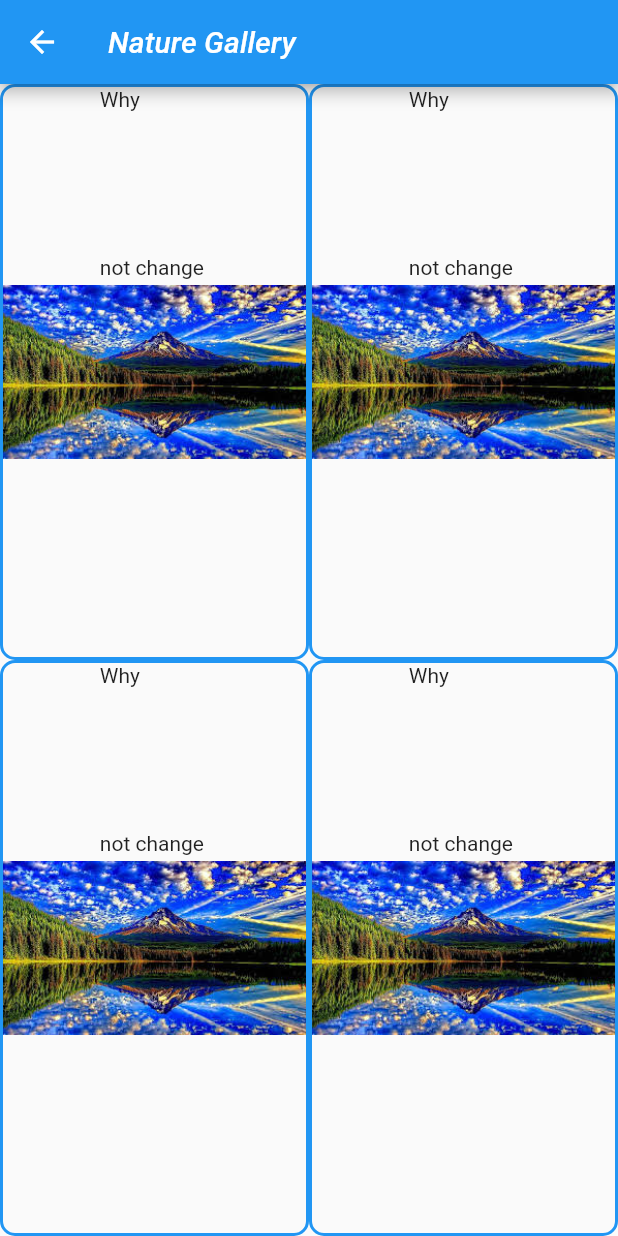
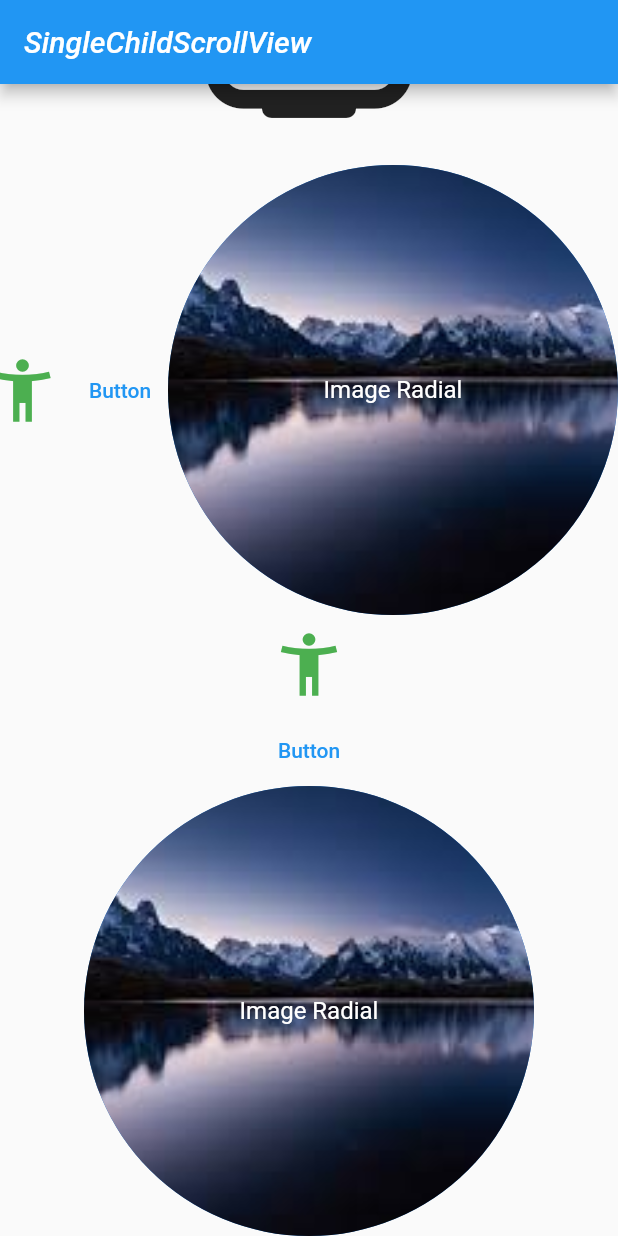
Before and after one commit to aditya995/flutterPractice, a Flutter app: the screen it shows after launch, on a phone screen of 412 x 824 dp. Run offline on Flutter 3.47's test engine with Material 2 defaults, Android fonts, the phone set to English and light mode, and no system bars.

Commit message:
Class_11

```diff
--- a/practice_app/lib/main.dart
+++ b/practice_app/lib/main.dart
@@ -1,6 +1,7 @@
 import 'package:flutter/material.dart';
 
 import 'loading_screen.dart';
+import 'single_child_scroll_view.dart';
 
 void main() {
   runApp(const MyApp());
@@ -12,10 +13,11 @@ class MyApp extends StatelessWidget {
   // This widget is the root of your application.
   @override
   Widget build(BuildContext context) {
-    return MaterialApp(
+    return const MaterialApp(
       debugShowCheckedModeBanner: false,
       title: 'Nature Gallery',
-      home: const LoadingScreen(),
+      home: MySingleChildScrollView(),
+      // home: LoadingScreen(),
     );
   }
 }
--- a/practice_app/lib/my_frame.dart
+++ b/practice_app/lib/my_frame.dart
@@ -1,10 +1,11 @@
 import 'package:flutter/material.dart';
-import 'main.dart';
 
 class MyFrame extends StatelessWidget {
-  const MyFrame({required String str, Key? key}) : super(key: key);
-// TODO:: Change this getter !!!
-  String get str => 'Why \n\n\n\n\n\n\nnot change ';
+  final String str;
+  final String imgAdd;
+  const MyFrame(
+      {required String this.str, required String this.imgAdd, Key? key})
+      : super(key: key);
 
   @override
   Widget build(BuildContext context) {
@@ -13,16 +14,26 @@ class MyFrame extends StatelessWidget {
     var heightS = screenSize.height;
     //String str = str;
     return Container(
+      // margin: EdgeInsets.symmetric(
+      //   horizontal: widthS / 30,
+      //   vertical: heightS / 30,
+      // ),
       width: widthS / 2,
       height: heightS / 2,
       decoration: BoxDecoration(
-        border: Border.all(width: 2, color: Colors.blue),
+        border: Border.all(width: 5, color: Colors.blue),
         borderRadius: BorderRadius.all(Radius.circular(10)),
-        image: DecorationImage(image: AssetImage('files/images/1.jpg')),
+        image: DecorationImage(image: AssetImage(imgAdd)),
       ),
       child: Column(
         children: [
-          Text(str),
+          Text(
+            str,
+            style: TextStyle(
+              color: Colors.black38,
+              backgroundColor: Colors.blue,
+            ),
+          ),
           // Image.asset(
           //   'files/images/1.jpg',
           //   color: Colors.amber[600],
--- /dev/null
+++ b/practice_app/lib/single_child_scroll_view.dart
@@ -0,0 +1,96 @@
+import 'package:flutter/material.dart';
+
+class MySingleChildScrollView extends StatelessWidget {
+  const MySingleChildScrollView({Key? key}) : super(key: key);
+  @override
+  Widget build(BuildContext context) {
+    return Scaffold(
+        appBar: AppBar(
+          title: const Text(
+            'SingleChildScrollView',
+            style: TextStyle(fontStyle: FontStyle.italic),
+          ),
+        ),
+        //backgroundColor: Colors.white,
+        body: SingleChildScrollView(
+          reverse: true, // Scroll to top or bottom
+          child: Column(children: [
+            Container(
+              height: 400,
+              color: Colors.amber,
+            ),
+            Container(
+              height: 400,
+              color: Colors.red,
+            ),
+            Icon(
+              Icons.home_max_rounded,
+              size: 100,
+              color: Colors.blue,
+            ),
+            Icon(
+              Icons.home_max_rounded,
+              size: 150,
+            ),
+            SingleChildScrollView(
+              scrollDirection: Axis.horizontal,
+              physics: ScrollPhysics(),
+              reverse: true,
+              child: Row(
+                children: [
+                  Icon(
+                    Icons.home_max_rounded,
+                    size: 100,
+                    color: Colors.blue,
+                  ),
+                  Icon(
+                    Icons.home_max_rounded,
+                    size: 150,
+                  ),
+                  IconButton(
+                    iconSize: 50,
+                    color: Colors.green,
+                    highlightColor: Colors.purple,
+                    tooltip: 'Hovered',
+                    // splashColor: Colors.red,
+                    splashRadius: 100,
+                    onPressed: () => {},
+                    icon: Icon(Icons.accessibility_new_outlined),
+                  ),
+                  TextButton(
+                    child: Text('Button'),
+                    onLongPress: () => {print('OnLongPress')},
+                    onPressed: () => {print('OnPress')},
+                  ),
+                  CircleAvatar(
+                    radius: 150,
+                    child: Text('Image Radial'),
+                    backgroundImage: AssetImage('files/images/4.jpg'),
+                  ),
+                ],
+              ),
+            ),
+            IconButton(
+              iconSize: 50,
+              color: Colors.green,
+              highlightColor: Colors.purple,
+              tooltip: 'Hovered',
+              // splashColor: Colors.red,
+              splashRadius: 100,
+              onPressed: () => {},
+              icon: Icon(Icons.accessibility_new_outlined),
+            ),
+            TextButton(
+              child: Text('Button'),
+              onLongPress: () => {print('OnLongPressd')},
+              onPressed: () => {print('OnPresd')},
+            ),
+            CircleAvatar(
+              radius: 150,
+              child: Text('Image Radial'),
+              backgroundImage: AssetImage('files/images/4.jpg'),
+            ),
+          ]),
+        ));
+  }
+}
```
Also changed, not shown: practice_app/lib/loading_screen.dart (+17 -4 lines).
